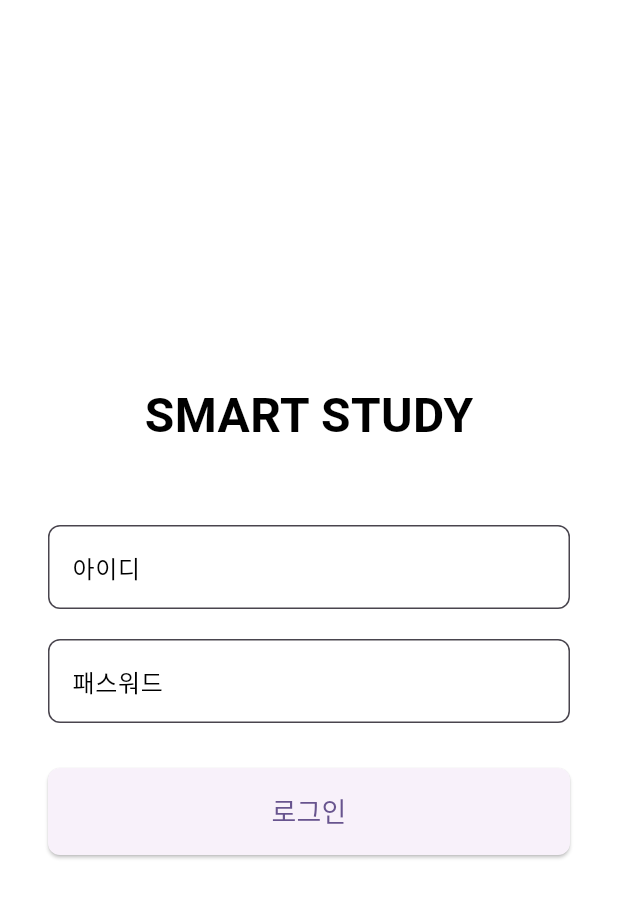
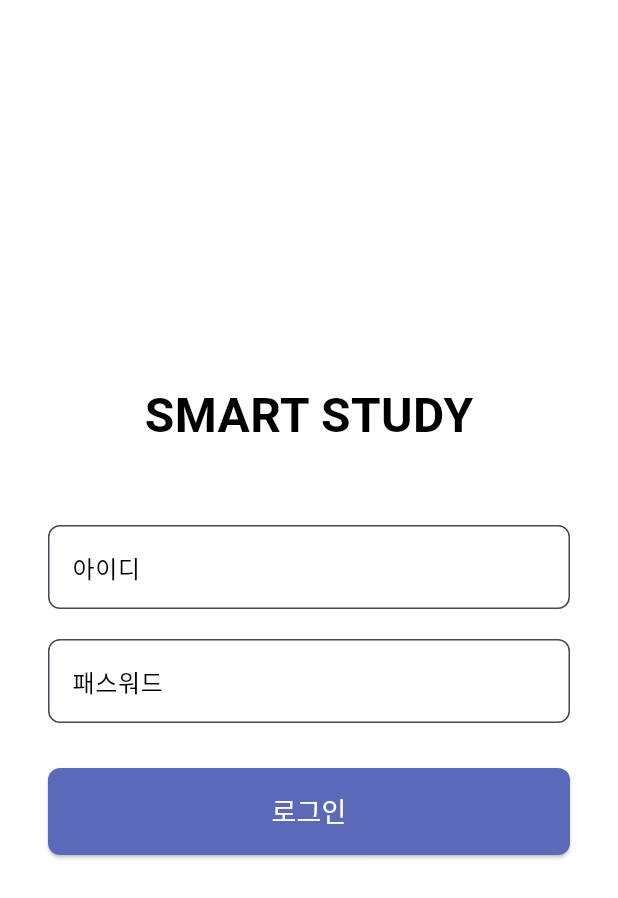
Before and after one commit to 2024-CapstonDesign-AI-Hackathon/login, a Flutter app: the screen it shows after launch, on a phone screen of 412 x 824 dp. Shown: the top 898 px of the screen. Run offline on Flutter 3.47's test engine with Material 3 defaults, Android fonts, the phone set to English and light mode, and no system bars; our stand-ins replace dio, file_picker, flutter_secure_storage, permission_handler; accounts and stored records are empty.

Commit message:
글씨색 수정

```diff
--- a/lib/login.dart
+++ b/lib/login.dart
@@ -81,10 +81,11 @@ class LoginScreen extends StatelessWidget {
                             shape: RoundedRectangleBorder(
                               borderRadius: BorderRadius.circular(8),
                             ),
+                            backgroundColor: Color(0xFF5b6ab8),
                           ),
                           child: Text(
                             '로그인',
-                            style: TextStyle(fontSize: 18),
+                            style: TextStyle(fontSize: 18, color: Colors.white),
                           ),
                         ),
                       ),
```
